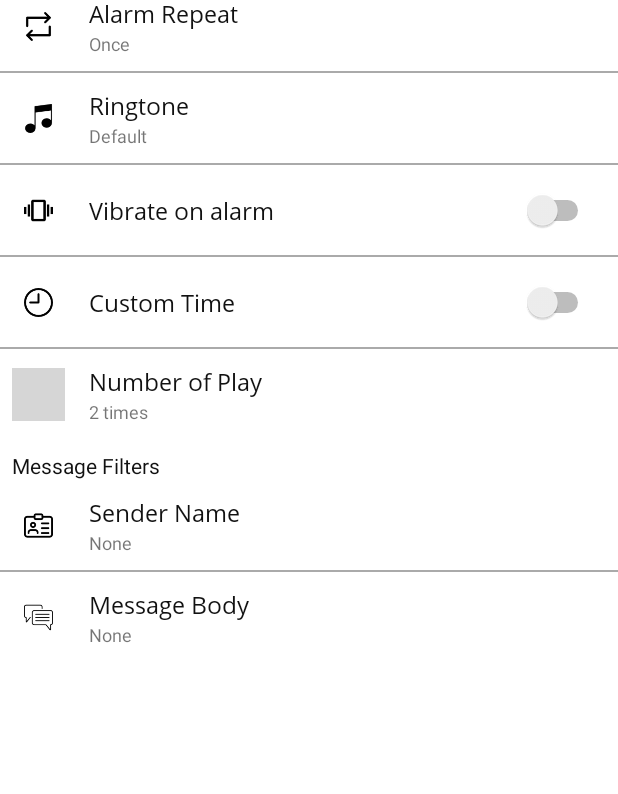
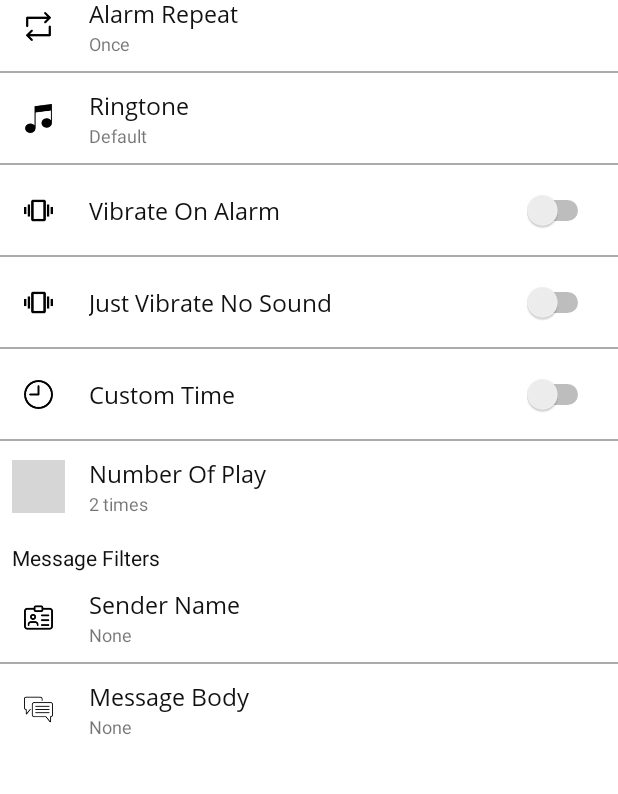
Before and after one commit to rktuhinbd/work, an Android app: the fragment AddApplicationOption placed in its activity, on a phone screen of 412 x 824 dp, the part 155-949 px from its top. Run offline under Robolectric (Android 15) with nearby library versions, the light colour scheme and no system bars; our stand-ins replace Room's generated code, Timber; libraries missing offline, so code that uses them is left out: com.judemanutd.autostarter, es.dmoral.toasty; 1 statement that could not run was skipped; grey boxes are pictures that could not be loaded.

Commit message:
vibrate on alarm working fine

```diff
--- a/app/src/main/java/com/app/messagealarm/ui/notifications/FloatingNotification.kt
+++ b/app/src/main/java/com/app/messagealarm/ui/notifications/FloatingNotification.kt
@@ -27,12 +27,14 @@ class FloatingNotification {
         private const val CHANNEL_ID = "alarm channel"
         private const val CHANNEL_NAME = "alarm app channel"
 
-        fun showFloatingNotification(context: Service, mediaPath:String?) {
+        fun showFloatingNotification(isVibrate:Boolean, context: Service, mediaPath:String?) {
             SnoozeUtils.activateSnoozeMode(true)
             if(!ExoPlayerUtils.isPlaying()){
                 Thread(Runnable {
                     ExoPlayerUtils.playAudio(context, mediaPath)
-                    VibratorUtils.startVibrate(context)
+                    if(isVibrate){
+                        VibratorUtils.startVibrate(context)
+                    }
                 }).start()
 
             }
--- a/app/src/main/java/com/app/messagealarm/utils/AlarmCheckerThread.java
+++ b/app/src/main/java/com/app/messagealarm/utils/AlarmCheckerThread.java
@@ -36,7 +36,7 @@ public class AlarmCheckerThread extends Thread {
                     }
                     count++;
                     Log.e("COUNT", String.valueOf(count));
-                    if(count == 4){
+                    if(count == 2){
                         count = 0;
                         if(!ExoPlayerUtils.Companion.isPlaying()){
                             playListener.isPlaying(ExoPlayerUtils.Companion.isPlaying());
--- a/app/src/main/java/com/app/messagealarm/utils/Constants.kt
+++ b/app/src/main/java/com/app/messagealarm/utils/Constants.kt
@@ -131,6 +131,7 @@ class Constants {
             const val PACKAGE_NAME = "package"
             const val APP_NAME = "app_name"
             const val TONE = "tone"
+            const val IS_VIBRATE = "is_vibrate"
         }
     }
 
--- a/app/src/main/res/layout/dialog_add_app_options.xml
+++ b/app/src/main/res/layout/dialog_add_app_options.xml
@@ -290,7 +290,7 @@
                     android:layout_height="wrap_content"
                     android:layout_marginStart="16dp"
                     android:fontFamily="@font/open_sans_regular"
-                    android:text="Vibrate on alarm"
+                    android:text="Vibrate On Alarm"
                     android:textColor="@color/colorTextRegular"
                     android:textSize="16sp"
                     app:layout_constraintBottom_toBottomOf="parent"
@@ -322,6 +322,80 @@
 
 
             </androidx.constraintlayout.widget.ConstraintLayout>
+
+
+            <!--just vibrate no sound-->
+
+            <androidx.constraintlayout.widget.ConstraintLayout
+                android:layout_width="match_parent"
+                android:layout_height="wrap_content">
+
+                <View
+                    android:id="@+id/view_just_vibrate"
+                    android:layout_width="0dp"
+                    android:layout_height="60dp"
+                    android:clickable="true"
+                    android:focusable="true"
+                    android:foreground="?selectableItemBackground"
+                    app:layout_constraintEnd_toEndOf="parent"
+                    app:layout_constraintStart_toStartOf="parent"
+                    app:layout_constraintTop_toTopOf="parent"
+                    tools:targetApi="m" />
+
+                <ImageView
+                    android:id="@+id/img_just_vibrate"
+                    android:layout_width="35dp"
+                    android:layout_height="35dp"
+                    android:layout_marginStart="8dp"
+                    android:padding="8dp"
+                    android:scaleType="fitCenter"
+                    android:src="@drawable/ic_vibration"
+                    app:layout_constraintBottom_toBottomOf="@id/view_just_vibrate"
+                    app:layout_constraintEnd_toEndOf="@id/view_just_vibrate"
+                    app:layout_constraintHorizontal_bias="0"
+                    app:layout_constraintStart_toStartOf="@id/view_just_vibrate"
+                    app:layout_constraintTop_toTopOf="@id/view_just_vibrate" />
+
+
+                <TextView
+                    android:id="@+id/txt_just_vibrate"
+                    android:layout_width="wrap_content"
+                    android:layout_height="wrap_content"
+                    android:layout_marginStart="16dp"
+                    android:fontFamily="@font/open_sans_regular"
+                    android:text="Just Vibrate No Sound"
+                    android:textColor="@color/colorTextRegular"
+                    android:textSize="16sp"
+                    app:layout_constraintBottom_toBottomOf="parent"
+                    app:layout_constraintEnd_toEndOf="parent"
+                    app:layout_constraintHorizontal_bias="0"
+                    app:layout_constraintStart_toEndOf="@id/img_just_vibrate"
+                    app:layout_constraintTop_toTopOf="@id/view_just_vibrate"
+                    app:layout_constraintVertical_chainStyle="packed" />
+
+
+                <Switch
+                    android:id="@+id/switch_just_vibrate"
+                    android:layout_width="wrap_content"
+                    android:layout_height="wrap_content"
+                    android:layout_marginEnd="16dp"
+                    app:layout_constraintBottom_toBottomOf="@id/view_just_vibrate"
+                    app:layout_constraintEnd_toEndOf="parent"
+                    app:layout_constraintHorizontal_bias="1"
+                    app:layout_constraintStart_toEndOf="@id/txt_just_vibrate"
+                    app:layout_constraintTop_toTopOf="@id/view_just_vibrate" />
+
+                <View
+                    android:layout_width="0dp"
+                    android:layout_height="1dp"
+                    android:background="@android:color/darker_gray"
+                    app:layout_constraintEnd_toEndOf="parent"
+                    app:layout_constraintStart_toStartOf="parent"
+                    app:layout_constraintTop_toBottomOf="@id/view_just_vibrate" />
+
+
+            </androidx.constraintlayout.widget.ConstraintLayout>
+
 
             <!--Custom time-->
             <androidx.constraintlayout.widget.ConstraintLayout
@@ -580,7 +654,7 @@
                     android:layout_height="wrap_content"
                     android:layout_marginStart="16dp"
                     android:fontFamily="@font/open_sans_regular"
-                    android:text="Number of Play"
+                    android:text="Number Of Play"
                     android:textColor="@color/colorTextRegular"
                     android:textSize="16sp"
                     app:layout_constraintBottom_toTopOf="@id/txt_number_of_play_value"
```
Also changed, not shown: app/src/main/java/com/app/messagealarm/service/AlarmService.kt (+8 -4 lines), app/src/main/java/com/app/messagealarm/ui/alarm/AlarmActivity.kt (+6 -2 lines), app/src/main/java/com/app/messagealarm/utils/DialogUtils.kt (+7 -8 lines).
